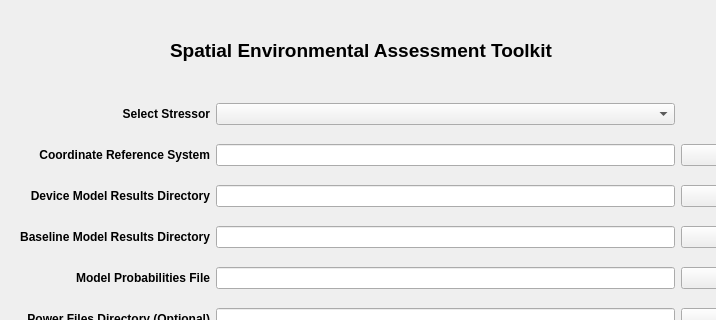
Before: the Qt Designer form seat/stressor_receptor_calc_dialog_base.ui in sandialabs/seat-qgis-plugin, drawn with Qt 5; both pictures show x 0 to 716 and y 0 to 320 of the 800 by 591 pixel window.
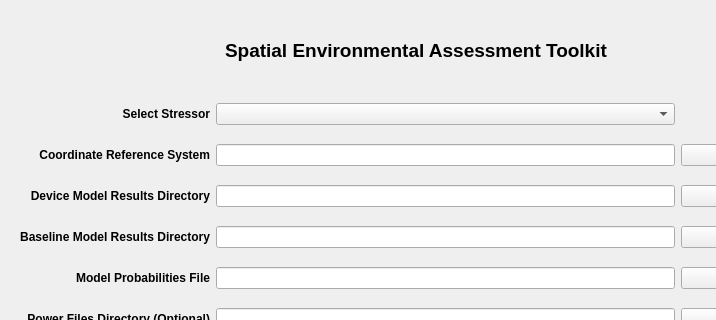
After: the same form once the commit is applied. Icons and pictures are not drawn.

The edit to the form file:
```diff
--- a/seat/stressor_receptor_calc_dialog_base.ui
+++ b/seat/stressor_receptor_calc_dialog_base.ui
@@ -58,13 +58,13 @@
     <rect>
      <x>70</x>
      <y>30</y>
-     <width>91</width>
+     <width>141</width>
      <height>41</height>
     </rect>
    </property>
    <property name="maximumSize">
     <size>
-     <width>91</width>
+     <width>141</width>
      <height>41</height>
     </size>
    </property>
@@ -78,7 +78,7 @@
   <widget class="QLabel" name="label_12">
    <property name="geometry">
     <rect>
-     <x>170</x>
+     <x>225</x>
      <y>30</y>
      <width>401</width>
      <height>41</height>
```
